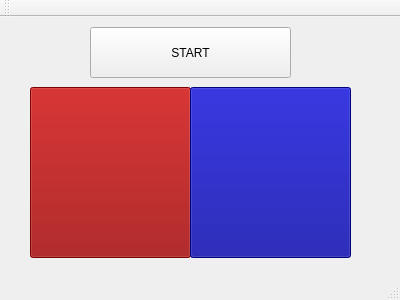
The window that view.ui (chrpwd/Simon) describes before a commit, drawn with Qt 5.
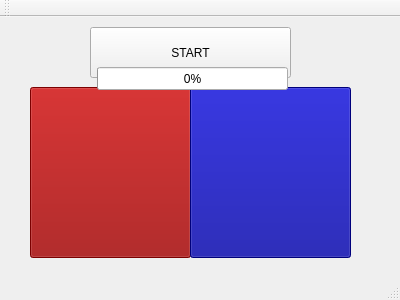
The same window after the commit.

```diff
--- a/view.ui
+++ b/view.ui
@@ -65,6 +65,19 @@
      <string>START</string>
     </property>
    </widget>
+   <widget class="QProgressBar" name="progressBar">
+    <property name="geometry">
+     <rect>
+      <x>97</x>
+      <y>50</y>
+      <width>191</width>
+      <height>23</height>
+     </rect>
+    </property>
+    <property name="value">
+     <number>0</number>
+    </property>
+   </widget>
   </widget>
   <widget class="QMenuBar" name="menuBar">
    <property name="geometry">
```
